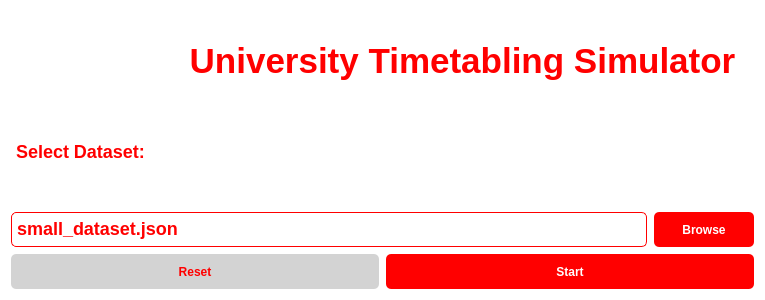
The window that src/views/home/Home.ui (TudorMaxim/flag_colouring_model) describes before a commit, drawn with Qt 5.
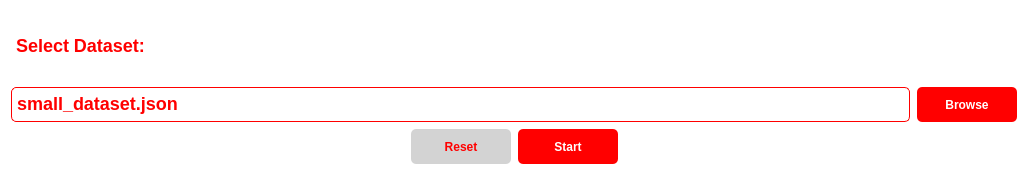
The same window after the commit. Icons and pictures are not drawn.

What changed in the file:
```diff
--- a/src/views/home/Home.ui
+++ b/src/views/home/Home.ui
@@ -6,8 +6,8 @@
    <rect>
     <x>0</x>
     <y>0</y>
-    <width>765</width>
-    <height>300</height>
+    <width>1028</width>
+    <height>175</height>
    </rect>
   </property>
   <property name="windowTitle">
@@ -16,59 +16,62 @@
   <property name="styleSheet">
    <string notr="true">QWidget#Home {
 	background: white;
-}</string>
+	max-height: 175px;
+}
+
+QLabel {
+	color: red;
+	font-weight: bold;
+	font-size: 18px;
+	height: 35px;
+}
+
+QLabel#select_label {
+	qproperty-alignment: AlignLeft;
+	margin-top: 24px;
+	margin-bottom: 2px;
+}
+
+QLabel#selected_dataset_label {
+	qproperty-alignment: AlignLeft;
+	padding-top: 5px;
+	border: 1px solid red;
+	border-radius: 5px;
+}
+
+QPushButton {
+	height: 35px;
+	width: 100px;
+	color: white;
+	font-weight: bold;
+	background-color: red;
+	border-radius: 5px;
+}
+
+QPushButton:hover:!pressed {
+	background-color: #EC3812;
+}
+
+
+QPushButton#reset_button {
+	max-height: 35px;
+	color: red;
+	font-weight: bold;
+	background-color: 	#D3D3D3;
+	border-radius: 5px;
+}
+
+QPushButton#reset_button:hover:!pressed {
+	background-color: #DCDCDC;
+}
+
+
+</string>
   </property>
   <layout class="QVBoxLayout" name="home_layout">
-   <item>
-    <layout class="QHBoxLayout" name="header_layout">
-     <property name="spacing">
-      <number>10</number>
-     </property>
-     <property name="sizeConstraint">
-      <enum>QLayout::SetFixedSize</enum>
-     </property>
-     <item>
-      <widget class="QLabel" name="logo_image">
-       <property name="maximumSize">
-        <size>
-         <width>150</width>
-         <height>125</height>
-        </size>
-       </property>
-       <property name="text">
-        <string/>
-       </property>
-       <property name="pixmap">
-        <pixmap>../../../assets/klc_logo.svg</pixmap>
-       </property>
-       <property name="scaledContents">
-        <bool>true</bool>
-       </property>
-      </widget>
-     </item>
-     <item>
-      <widget class="QLabel" name="title_label">
-       <property name="styleSheet">
-        <string notr="true">QLabel {
-	font-size: 35px;
-	font-weight: bold;
-	color: red;
-	max-height: 100px;
-}</string>
-       </property>
-       <property name="text">
-        <string>University Timetabling Simulator</string>
-       </property>
-       <property name="scaledContents">
-        <bool>false</bool>
-       </property>
-       <property name="alignment">
-        <set>Qt::AlignCenter</set>
-       </property>
-      </widget>
-     </item>
-    </layout>
-   </item>
+   <property name="sizeConstraint">
+    <enum>QLayout::SetDefaultConstraint</enum>
+   </property>
    <item>
     <layout class="QVBoxLayout" name="selection_vertical_layout">
      <property name="spacing">
@@ -77,14 +80,7 @@
      <item>
       <widget class="QLabel" name="select_label">
        <property name="styleSheet">
-        <string notr="true">QLabel {
-	color: red;
-	font-weight: bold;
-	font-size: 18px;
-	qproperty-alignment: AlignLeft;
-	margin-top: 24px;
-	margin-bottom: 2px;
-}</string>
+        <string notr="true"/>
        </property>
        <property name="text">
         <string>Select Dataset:</string>
@@ -96,18 +92,13 @@
      </item>
      <item>
       <layout class="QHBoxLayout" name="selection_horizontal_layout">
+       <property name="sizeConstraint">
+        <enum>QLayout::SetDefaultConstraint</enum>
+       </property>
        <item>
         <widget class="QLabel" name="selected_dataset_label">
          <property name="styleSheet">
-          <string notr="true">QLabel {
-	color: red;
-	font-weight: bold;
-	font-size: 18px;
-	qproperty-alignment: AlignLeft;
-	padding-top: 5px;
-	border: 1px solid red;
-	border-radius: 5px;
-}</string>
+          <string notr="true"/>
          </property>
          <property name="text">
           <string>small_dataset.json</string>
@@ -154,24 +145,26 @@
      </item>
      <item>
       <layout class="QHBoxLayout" name="action_buttons_layout">
+       <item>
+        <spacer name="horizontalSpacer">
+         <property name="orientation">
+          <enum>Qt::Horizontal</enum>
+         </property>
+         <property name="sizeHint" stdset="0">
+          <size>
+           <width>40</width>
+           <height>20</height>
+          </size>
+         </property>
+        </spacer>
+       </item>
        <item>
         <widget class="QPushButton" name="reset_button">
          <property name="cursor">
           <cursorShape>PointingHandCursor</cursorShape>
          </property>
          <property name="styleSheet">
-          <string notr="true">QPushButton {
-	max-height: 35px;
-	color: red;
-	font-weight: bold;
-	background-color: 	#D3D3D3;
-	border-radius: 5px;
-}
-
-QPushButton:hover:!pressed {
-	background-color: #DCDCDC;
-}
-</string>
+          <string notr="true"/>
          </property>
          <property name="text">
           <string>Reset</string>
@@ -184,23 +177,26 @@
           <cursorShape>PointingHandCursor</cursorShape>
          </property>
          <property name="styleSheet">
-          <string notr="true">QPushButton {
-	max-height: 35px;
-	color: white;
-	font-weight: bold;
-	background-color: red;
-	border-radius: 5px;
-}
-
-QPushButton:hover:!pressed {
-	background-color: #EC3812;
-}</string>
+          <string notr="true"/>
          </property>
          <property name="text">
           <string>Start</string>
          </property>
         </widget>
        </item>
+       <item>
+        <spacer name="horizontalSpacer_2">
+         <property name="orientation">
+          <enum>Qt::Horizontal</enum>
+         </property>
+         <property name="sizeHint" stdset="0">
+          <size>
+           <width>40</width>
+           <height>20</height>
+          </size>
+         </property>
+        </spacer>
+       </item>
       </layout>
      </item>
     </layout>
```
